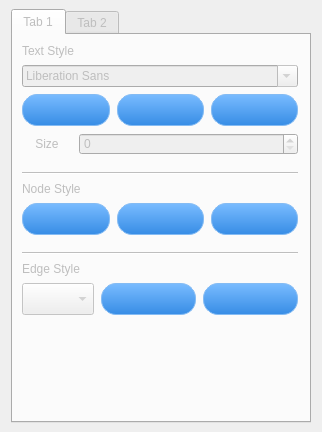
Above: forms/propertytab.ui from babmukgohazo/pmind before the change. Below: the same form after it.
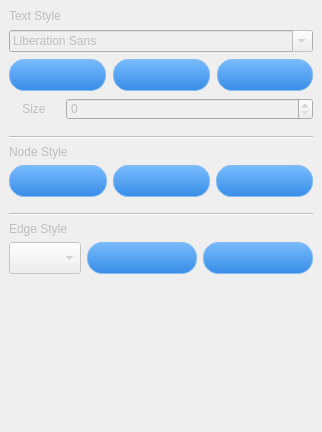
That is the form after the change. The open tabs and pages were chosen to show the change.

```diff
--- a/forms/propertytab.ui
+++ b/forms/propertytab.ui
@@ -67,50 +67,7 @@
      <verstretch>0</verstretch>
     </sizepolicy>
    </property>
-   <layout class="QHBoxLayout" name="horizontalLayout_6">
-    <item>
-     <widget class="QTabWidget" name="tabWidget">
-      <property name="sizePolicy">
-       <sizepolicy hsizetype="Preferred" vsizetype="Preferred">
-        <horstretch>0</horstretch>
-        <verstretch>0</verstretch>
-       </sizepolicy>
-      </property>
-      <property name="minimumSize">
-       <size>
-        <width>300</width>
-        <height>0</height>
-       </size>
-      </property>
-      <property name="maximumSize">
-       <size>
-        <width>300</width>
-        <height>16777215</height>
-       </size>
-      </property>
-      <property name="currentIndex">
-       <number>1</number>
-      </property>
-      <widget class="QWidget" name="styleTab">
-       <property name="sizePolicy">
-        <sizepolicy hsizetype="Preferred" vsizetype="Preferred">
-         <horstretch>0</horstretch>
-         <verstretch>0</verstretch>
-        </sizepolicy>
-       </property>
-       <attribute name="title">
-        <string>Tab 1</string>
-       </attribute>
        <layout class="QVBoxLayout" name="verticalLayout_2">
-        <property name="spacing">
-         <number>7</number>
-        </property>
-        <property name="sizeConstraint">
-         <enum>QLayout::SetDefaultConstraint</enum>
-        </property>
-        <property name="rightMargin">
-         <number>11</number>
-        </property>
         <item>
          <layout class="QVBoxLayout" name="verticalLayout">
           <property name="spacing">
@@ -377,20 +334,13 @@
          </spacer>
         </item>
        </layout>
-      </widget>
-      <widget class="QWidget" name="textTab">
-       <attribute name="title">
-        <string>Tab 2</string>
-       </attribute>
-       <layout class="QHBoxLayout" name="horizontalLayout_5">
-        <item>
-         <widget class="QTextEdit" name="textEdit"/>
-        </item>
-       </layout>
-      </widget>
-     </widget>
-    </item>
-   </layout>
+   <zorder></zorder>
+   <zorder>label</zorder>
+   <zorder></zorder>
+   <zorder></zorder>
+   <zorder>line</zorder>
+   <zorder>line_2</zorder>
+   <zorder>verticalSpacer</zorder>
   </widget>
  </widget>
  <resources/>
```
Lines whose indentation alone changed are shown as unchanged.
